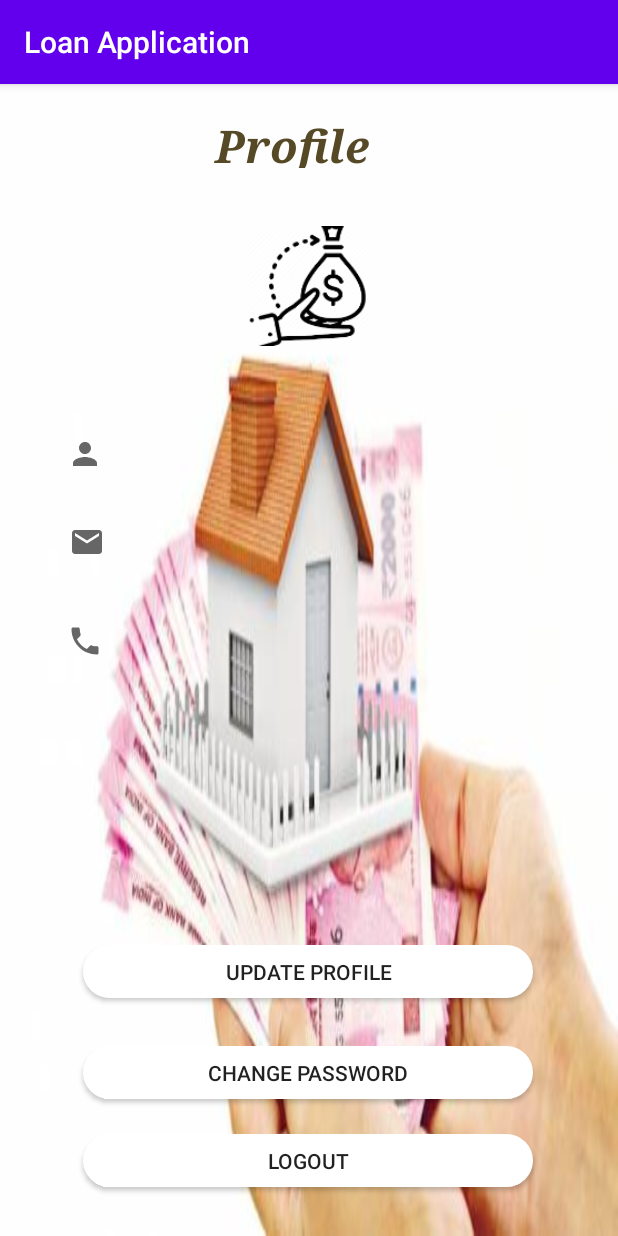
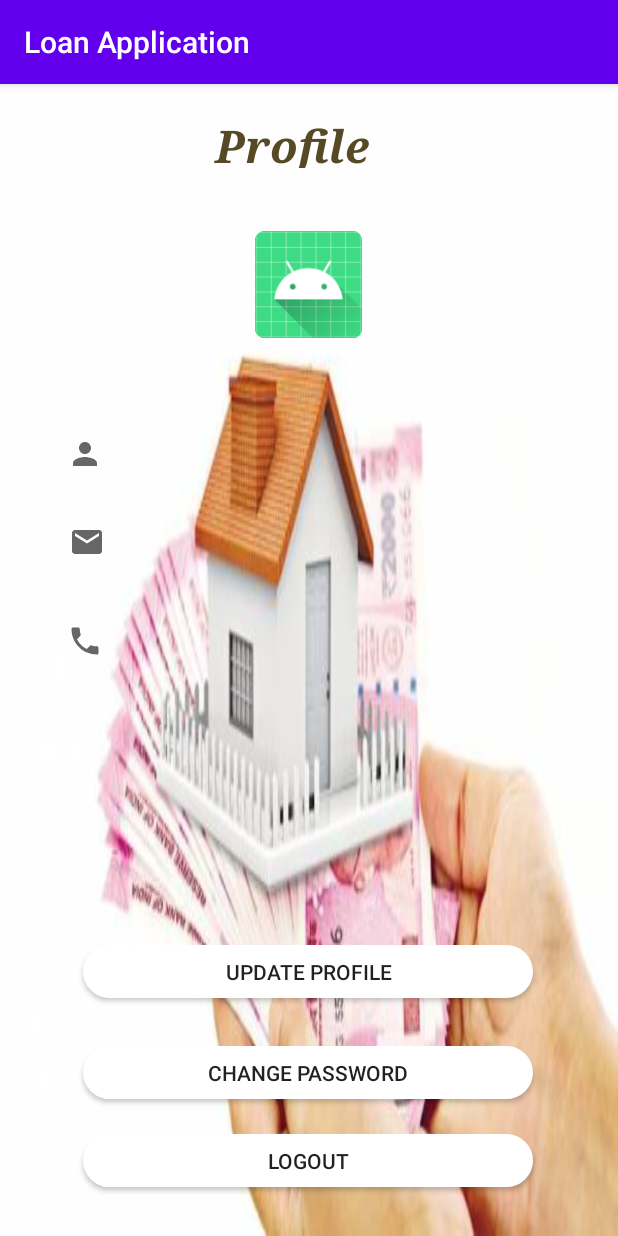
Before and after one commit to Lawton255/Android-Loan-Application-Project, an Android app: the ProfileActivity screen opened directly, with no data from a screen before it, on a phone screen of 412 x 824 dp. Run offline under Robolectric (Android 15) with nearby library versions, the phone set to English and light mode, and no system bars; our stand-ins replace Firebase (no records; nobody signed in at launch, a user with empty details on screens opened directly).

Commit message:
Upload image to firebasestorage

```diff
--- a/app/build.gradle
+++ b/app/build.gradle
@@ -37,6 +37,7 @@ dependencies {
     implementation 'com.google.firebase:firebase-auth:20.0.0'
     implementation 'com.google.firebase:firebase-firestore:22.0.0'
     implementation 'androidx.vectordrawable:vectordrawable:1.1.0'
+    implementation 'com.google.firebase:firebase-storage:19.2.0'
     testImplementation 'junit:junit:4.12'
     androidTestImplementation 'androidx.test.ext:junit:1.1.2'
     androidTestImplementation 'androidx.test.espresso:espresso-core:3.3.0'
--- a/app/src/main/res/layout/activity_profile.xml
+++ b/app/src/main/res/layout/activity_profile.xml
@@ -86,18 +86,6 @@
         app:layout_constraintTop_toTopOf="parent"
         app:layout_constraintVertical_bias="0.955" />
 
-    <ImageView
-        android:id="@+id/profileImage"
-        android:layout_width="100dp"
-        android:layout_height="80dp"
-        app:layout_constraintBottom_toBottomOf="parent"
-        app:layout_constraintEnd_toEndOf="parent"
-        app:layout_constraintHorizontal_bias="0.498"
-        app:layout_constraintStart_toStartOf="parent"
-        app:layout_constraintTop_toTopOf="parent"
-        app:layout_constraintVertical_bias="0.138"
-        app:srcCompat="@mipmap/app_icon" />
-
     <Button
         android:id="@+id/btn_change_password"
         android:layout_width="300dp"
@@ -124,4 +112,16 @@
         app:layout_constraintTop_toTopOf="parent"
         app:layout_constraintVertical_bias="0.783" />
 
+    <ImageView
+        android:id="@+id/profileImage"
+        android:layout_width="95dp"
+        android:layout_height="71dp"
+        app:layout_constraintBottom_toTopOf="@+id/profile_name"
+        app:layout_constraintEnd_toEndOf="parent"
+        app:layout_constraintHorizontal_bias="0.498"
+        app:layout_constraintStart_toStartOf="parent"
+        app:layout_constraintTop_toBottomOf="@+id/txt_view_head"
+        app:layout_constraintVertical_bias="0.403"
+        app:srcCompat="@mipmap/ic_launcher" />
+
 </androidx.constraintlayout.widget.ConstraintLayout>
```
Also changed, not shown: app/src/main/java/com/example/loanapplication/ProfileActivity.java (+24 -0 lines).
